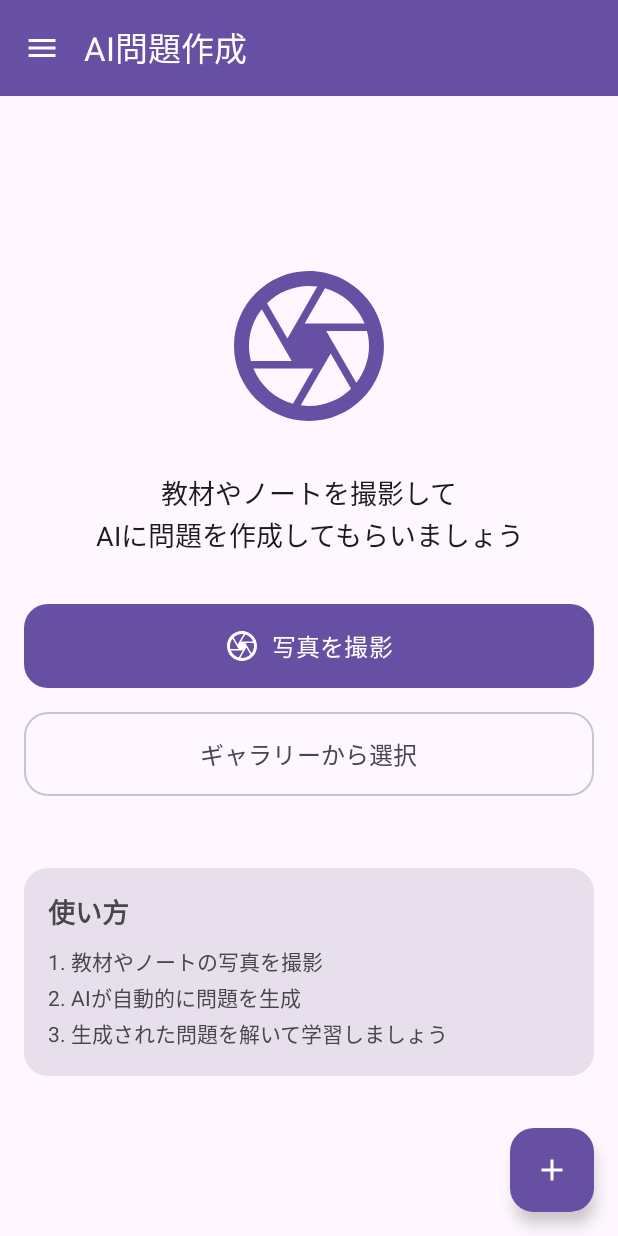
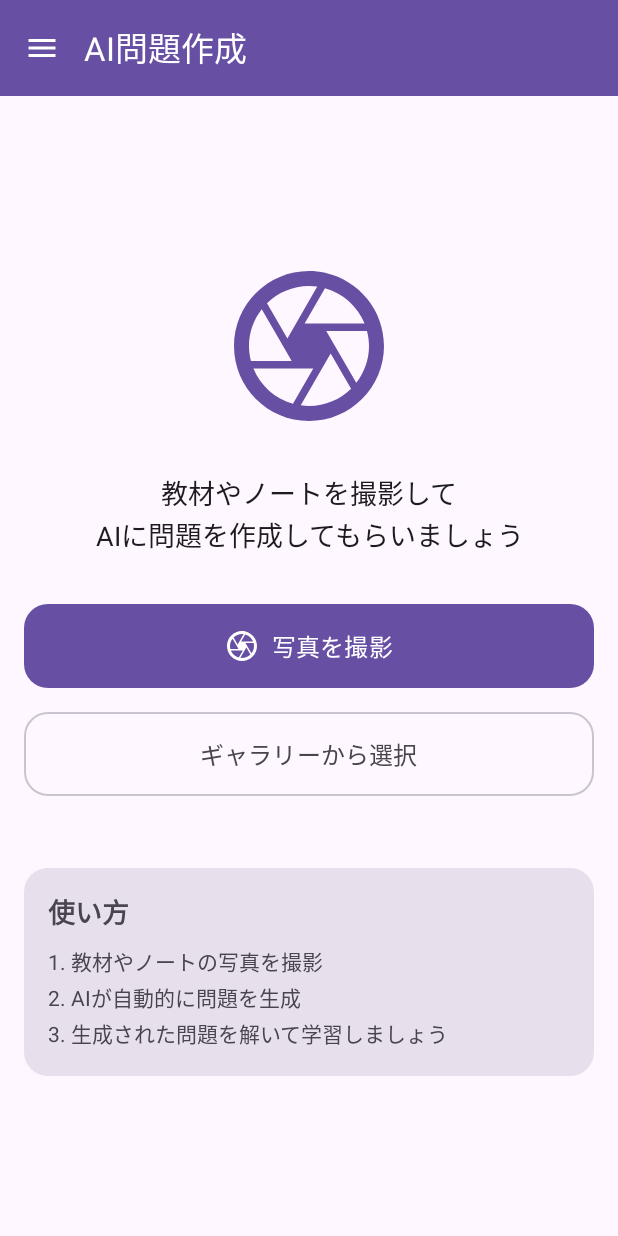
Before and after one commit to yskuem/ai-problem-maker, an Android app built with Jetpack Compose: the composable ProblemScreen shown on its own in the app's theme, on a phone screen of 412 x 824 dp. Run offline under Robolectric (Android 15) with nearby library versions, the phone set to English and light mode, and no system bars; our stand-ins replace Voyager; libraries missing offline, so code that uses them is left out: io.github.vinceglb.filekit; 3 statements that could not run were skipped.

Commit message:
delete: unused button

```diff
--- a/composeApp/src/commonMain/kotlin/app/yskuem/aimondaimaker/feature/problem/ui/ProblemScreen.kt
+++ b/composeApp/src/commonMain/kotlin/app/yskuem/aimondaimaker/feature/problem/ui/ProblemScreen.kt
@@ -117,15 +117,6 @@ class ProblemScreen : Screen {
                         )
                     )
                 },
-                floatingActionButton = {
-                    FloatingActionButton(
-                        onClick = { /* カメラを起動 */ },
-                        containerColor = MaterialTheme.colorScheme.primary,
-                        contentColor = MaterialTheme.colorScheme.onPrimary
-                    ) {
-                        Icon(Icons.Filled.Add, contentDescription = "写真を撮影")
-                    }
-                }
             ) { paddingValues ->
                 Box(
                     modifier = Modifier
```
